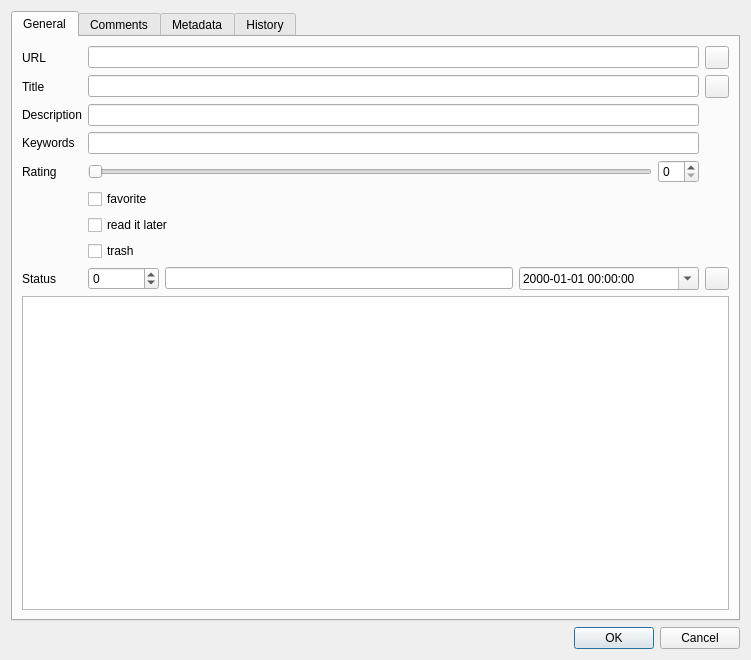
First picture: the form in src/widget/bookmarkeditdialog/cbookmarkeditdialog.ui, repository AlekseyDurachenko/qookmarks, before the edit.
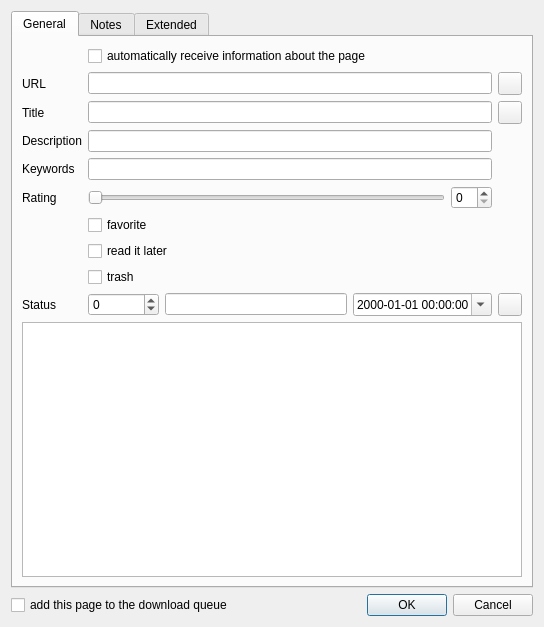
Second picture: the form after the edit. Icons and pictures are not drawn. Custom widgets are drawn as their Qt base class.

Commit message: correct bookmark edit dialog

The edit to the form file:
```diff
--- a/src/widget/bookmarkeditdialog/cbookmarkeditdialog.ui
+++ b/src/widget/bookmarkeditdialog/cbookmarkeditdialog.ui
@@ -6,10 +6,16 @@
    <rect>
     <x>0</x>
     <y>0</y>
-    <width>751</width>
-    <height>660</height>
+    <width>544</width>
+    <height>627</height>
    </rect>
   </property>
+  <property name="minimumSize">
+   <size>
+    <width>180</width>
+    <height>0</height>
+   </size>
+  </property>
   <property name="windowTitle">
    <string>Dialog</string>
   </property>
@@ -25,82 +31,18 @@
       </attribute>
       <layout class="QVBoxLayout" name="verticalLayout_2">
        <item>
-        <layout class="QGridLayout" name="gridLayout_2">
-         <item row="6" column="0">
-          <widget class="QLabel" name="label_rating">
-           <property name="text">
-            <string>Rating</string>
-           </property>
-          </widget>
-         </item>
-         <item row="0" column="0">
-          <widget class="QLabel" name="label_favicon">
-           <property name="text">
-            <string>URL</string>
-           </property>
-          </widget>
-         </item>
-         <item row="1" column="0">
-          <widget class="QLabel" name="label_title">
-           <property name="text">
-            <string>Title</string>
-           </property>
-          </widget>
-         </item>
-         <item row="1" column="2">
-          <widget class="QToolButton" name="toolButton_downloadPageInformation">
-           <property name="toolTip">
-            <string>Get a page information</string>
-           </property>
-           <property name="icon">
-            <iconset resource="../../../qrc/icons.qrc">
-             <normaloff>:/icons/download-webpage-info.png</normaloff>:/icons/download-webpage-info.png</iconset>
-           </property>
-          </widget>
-         </item>
-         <item row="0" column="2">
-          <widget class="QToolButton" name="toolButton_downloadFavIcon">
-           <property name="toolTip">
-            <string>Get a web site favicon</string>
-           </property>
-           <property name="icon">
-            <iconset resource="../../../qrc/icons.qrc">
-             <normaloff>:/icons/bookmark-item.png</normaloff>:/icons/bookmark-item.png</iconset>
-           </property>
-          </widget>
-         </item>
+        <layout class="QGridLayout" name="gridLayout_general">
          <item row="0" column="1">
-          <widget class="QLineEdit" name="lineEdit_url"/>
-         </item>
-         <item row="1" column="1">
-          <widget class="QLineEdit" name="lineEdit_title"/>
-         </item>
-         <item row="3" column="1">
-          <widget class="QLineEdit" name="lineEdit_keywords"/>
-         </item>
-         <item row="3" column="0">
-          <widget class="QLabel" name="label_keywords">
+          <widget class="QCheckBox" name="checkBox_autoPageinfo">
            <property name="text">
-            <string>Keywords</string>
+            <string>automatically receive information about the page</string>
            </property>
           </widget>
          </item>
-         <item row="10" column="2">
-          <widget class="QToolButton" name="toolButton_checkHttpStatus">
-           <property name="icon">
-            <iconset resource="../../../qrc/icons.qrc">
-             <normaloff>:/icons/check-url.png</normaloff>:/icons/check-url.png</iconset>
-           </property>
-          </widget>
+         <item row="4" column="1">
+          <widget class="QLineEdit" name="lineEdit_description"/>
          </item>
-         <item row="2" column="0">
-          <widget class="QLabel" name="label_description">
-           <property name="text">
-            <string>Description</string>
-           </property>
-          </widget>
-         </item>
-         <item row="9" column="1">
+         <item row="11" column="1">
           <widget class="QCheckBox" name="checkBox_trash">
            <property name="text">
             <string>trash</string>
@@ -111,8 +53,8 @@
            </property>
           </widget>
          </item>
-         <item row="10" column="1">
-          <layout class="QHBoxLayout" name="horizontalLayout_4">
+         <item row="12" column="1">
+          <layout class="QHBoxLayout" name="horizontalLayout_httpCheck">
            <item>
             <widget class="QSpinBox" name="spinBox_httpResponseCode">
              <property name="minimum">
@@ -127,13 +69,7 @@
             <widget class="QLineEdit" name="lineEdit_httpResponseText"/>
            </item>
            <item>
-            <widget class="QDateTimeEdit" name="dateTimeEdit_lastCheck">
-             <property name="minimumSize">
-              <size>
-               <width>180</width>
-               <height>0</height>
-              </size>
-             </property>
+            <widget class="QDateTimeEdit" name="dateTimeEdit_httpCheck">
              <property name="displayFormat">
               <string>yyyy-MM-dd HH:mm:ss</string>
              </property>
@@ -144,18 +80,15 @@
            </item>
           </layout>
          </item>
-         <item row="10" column="0">
-          <widget class="QLabel" name="label_httpResponseCode">
+         <item row="12" column="0">
+          <widget class="QLabel" name="label_httpStatusCode">
            <property name="text">
             <string>Status</string>
            </property>
           </widget>
          </item>
-         <item row="2" column="1">
-          <widget class="QLineEdit" name="lineEdit_description"/>
-         </item>
-         <item row="6" column="1">
-          <layout class="QHBoxLayout" name="horizontalLayout_2">
+         <item row="8" column="1">
+          <layout class="QHBoxLayout" name="horizontalLayout_rating">
            <item>
             <widget class="QSlider" name="horizontalSlider_rating">
              <property name="maximum">
@@ -178,7 +111,7 @@
            </item>
           </layout>
          </item>
-         <item row="8" column="1">
+         <item row="10" column="1">
           <widget class="QCheckBox" name="checkBox_readItLater">
            <property name="text">
             <string>read it later</string>
@@ -189,7 +122,7 @@
            </property>
           </widget>
          </item>
-         <item row="7" column="1">
+         <item row="9" column="1">
           <widget class="QCheckBox" name="checkBox_favorite">
            <property name="text">
             <string>favorite</string>
@@ -200,6 +133,80 @@
            </property>
           </widget>
          </item>
+         <item row="8" column="0">
+          <widget class="QLabel" name="label_rating">
+           <property name="text">
+            <string>Rating</string>
+           </property>
+          </widget>
+         </item>
+         <item row="1" column="0">
+          <widget class="QLabel" name="label_url">
+           <property name="text">
+            <string>URL</string>
+           </property>
+          </widget>
+         </item>
+         <item row="3" column="2">
+          <widget class="QToolButton" name="toolButton_pageinfo">
+           <property name="toolTip">
+            <string>Get a page information</string>
+           </property>
+           <property name="icon">
+            <iconset resource="../../../qrc/icons.qrc">
+             <normaloff>:/icons/download-webpage-info.png</normaloff>:/icons/download-webpage-info.png</iconset>
+           </property>
+          </widget>
+         </item>
+         <item row="1" column="2">
+          <widget class="QToolButton" name="toolButton_favicon">
+           <property name="toolTip">
+            <string>Get a web site favicon</string>
+           </property>
+           <property name="icon">
+            <iconset resource="../../../qrc/icons.qrc">
+             <normaloff>:/icons/bookmark-item.png</normaloff>:/icons/bookmark-item.png</iconset>
+           </property>
+          </widget>
+         </item>
+         <item row="1" column="1">
+          <widget class="QLineEdit" name="lineEdit_url"/>
+         </item>
+         <item row="12" column="2">
+          <widget class="QToolButton" name="toolButton_httpCheck">
+           <property name="icon">
+            <iconset resource="../../../qrc/icons.qrc">
+             <normaloff>:/icons/check-url.png</normaloff>:/icons/check-url.png</iconset>
+           </property>
+          </widget>
+         </item>
+         <item row="3" column="1">
+          <widget class="QLineEdit" name="lineEdit_title"/>
+         </item>
+         <item row="3" column="0">
+          <widget class="QLabel" name="label_title">
+           <property name="text">
+            <string>Title</string>
+           </property>
+          </widget>
+         </item>
+         <item row="4" column="0">
+          <widget class="QLabel" name="label_description">
+           <property name="text">
+            <string>Description</string>
+           </property>
+          </widget>
+         </item>
+         <item row="5" column="1">
+          <widget class="QLineEdit" name="lineEdit_keywords"/>
+         </item>
+         <item row="5" column="0">
+          <widget class="QLabel" name="label_keywords">
+           <property name="text">
+            <string>Keywords</string>
+           </property>
+          </widget>
+         </item>
         </layout>
        </item>
        <item>
@@ -209,7 +216,7 @@
      </widget>
      <widget class="QWidget" name="tab_comments">
       <attribute name="title">
-       <string>Comments</string>
+       <string>Notes</string>
       </attribute>
       <layout class="QVBoxLayout" name="verticalLayout_3">
        <item>
@@ -219,7 +226,7 @@
      </widget>
      <widget class="QWidget" name="metadata_tab">
       <attribute name="title">
-       <string>Metadata</string>
+       <string>Extended</string>
       </attribute>
       <layout class="QVBoxLayout" name="verticalLayout_4">
        <item>
@@ -310,58 +317,41 @@
        </item>
       </layout>
      </widget>
-     <widget class="QWidget" name="tab_history">
-      <attribute name="title">
-       <string>History</string>
-      </attribute>
-      <layout class="QHBoxLayout" name="horizontalLayout_6">
-       <item>
-        <widget class="QListView" name="listView_history"/>
-       </item>
-       <item>
-        <layout class="QVBoxLayout" name="verticalLayout_6">
-         <item>
-          <widget class="QPushButton" name="pushButton_history_remove">
-           <property name="text">
-            <string>Remove...</string>
-           </property>
-          </widget>
-         </item>
-         <item>
-          <widget class="QPushButton" name="pushButton_history_removeAll">
-           <property name="text">
-            <string>Remove all...</string>
-           </property>
-          </widget>
-         </item>
-         <item>
-          <spacer name="verticalSpacer">
-           <property name="orientation">
-            <enum>Qt::Vertical</enum>
-           </property>
-           <property name="sizeHint" stdset="0">
-            <size>
-             <width>20</width>
-             <height>40</height>
-            </size>
-           </property>
-          </spacer>
-         </item>
-        </layout>
-       </item>
-      </layout>
-     </widget>
     </widget>
    </item>
    <item>
-    <widget class="QDialogButtonBox" name="buttonBox">
-     <property name="orientation">
-      <enum>Qt::Horizontal</enum>
-     </property>
-     <property name="standardButtons">
-      <set>QDialogButtonBox::Cancel|QDialogButtonBox::Ok</set>
-     </property>
-    </widget>
+    <layout class="QHBoxLayout" name="horizontalLayout_bottom">
+     <item>
+      <widget class="QCheckBox" name="checkBox_addToDownload">
+       <property name="text">
+        <string>add this page to the download queue</string>
+       </property>
+      </widget>
+     </item>
+     <item>
+      <spacer name="horizontalSpacer_bottom">
+       <property name="orientation">
+        <enum>Qt::Horizontal</enum>
+       </property>
+       <property name="sizeHint" stdset="0">
+        <size>
+         <width>40</width>
+         <height>20</height>
+        </size>
+       </property>
+      </spacer>
+     </item>
+     <item>
+      <widget class="QDialogButtonBox" name="buttonBox">
+       <property name="orientation">
+        <enum>Qt::Horizontal</enum>
+       </property>
+       <property name="standardButtons">
+        <set>QDialogButtonBox::Cancel|QDialogButtonBox::Ok</set>
+       </property>
+      </widget>
+     </item>
+    </layout>
    </item>
   </layout>
  </widget>
```
Left out of the diff: 176 changed lines with no effect on the pictures. The commit also changes 7 other files.
